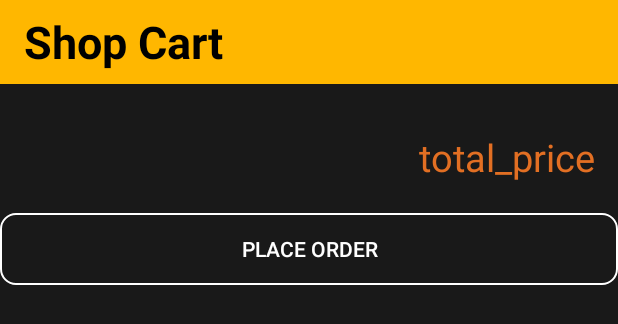
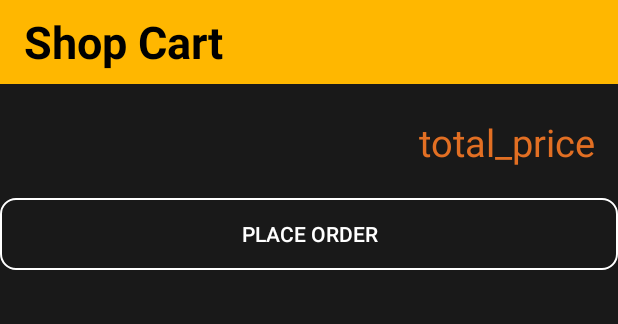
Before and after one commit to uan09/App, an Android app: the layout fragment_cart.xml on its own in the app's theme, with its tools: preview values and no code run, on a phone screen of 412 x 824 dp. Shown: the top 324 px of the screen. Run offline under Robolectric (Android 15) with nearby library versions, the phone set to English and light mode, and no system bars; Roboto replaces fonts that are not available here.

Commit message:
initial commit

```diff
--- a/app/src/main/res/layout/activity_user_product_display.xml
+++ b/app/src/main/res/layout/activity_user_product_display.xml
@@ -4,7 +4,7 @@
     android:layout_width="match_parent"
     android:layout_height="wrap_content"
     xmlns:app="http://schemas.android.com/apk/res-auto"
-    tools:context=".Retail_DisplayProductActivity">
+    tools:context=".User_DisplayProductActivity">
 
     <LinearLayout
         android:layout_width="match_parent"
@@ -132,6 +132,7 @@
                     android:hint="Input Quantity"
                     android:textSize="25dp"
                     android:text="1"
+                    android:textColor="@color/white"
                     android:textColorHint="@color/white"
                     android:textStyle="bold"
                     android:required="true"/>
--- a/app/src/main/res/layout/fragment_cart.xml
+++ b/app/src/main/res/layout/fragment_cart.xml
@@ -34,12 +34,20 @@
             android:layout_alignParentTop="true" />
         </androidx.appcompat.widget.Toolbar>
     </LinearLayout>
-
+    <ScrollView
+        android:layout_width="match_parent"
+        android:layout_height="match_parent"
+        app:layout_constraintBottom_toBottomOf="parent"
+        app:layout_constraintEnd_toEndOf="parent"
+        app:layout_constraintHorizontal_bias="0.0"
+        app:layout_constraintStart_toStartOf="parent"
+        app:layout_constraintTop_toTopOf="parent"
+        app:layout_constraintVertical_bias="0.0"
+        android:layout_below="@+id/text_layout">
     <LinearLayout
         android:layout_width="match_parent"
         android:layout_height="wrap_content"
-        android:orientation="vertical"
-        android:layout_below="@+id/text_layout">
+        android:orientation="vertical">
         <androidx.recyclerview.widget.RecyclerView
             android:id="@+id/cart_recycler_view"
             android:layout_width="match_parent"
@@ -55,7 +63,7 @@
             android:layout_width="wrap_content"
             android:layout_height="wrap_content"
             android:layout_weight="1"
-            android:layout_marginTop="15dp"
+            android:layout_marginTop="5dp"
             android:layout_marginEnd="15dp"
             android:layout_marginBottom="20dp"
             android:textColor="@color/orange"
@@ -71,6 +79,8 @@
             android:text="PLACE ORDER"
             android:textColor="@color/white"
             android:background="@drawable/custom_button"
+            android:layout_marginBottom="10dp"
             android:layout_alignParentBottom="true" />
     </LinearLayout>
+    </ScrollView>
 </RelativeLayout>
--- a/build.gradle
+++ b/build.gradle
@@ -1,12 +1,15 @@
 // Top-level build file where you can add configuration options common to all sub-projects/modules.
 buildscript {
+    ext {
+        agp_version = '7.4.2'
+    }
     repositories {
         google()
         mavenCentral()
 
     }
     dependencies {
-        classpath 'com.android.tools.build:gradle:7.4.2'
+        classpath "com.android.tools.build:gradle:7.4.2"
         classpath 'com.google.gms:google-services:4.3.15'
         classpath 'org.jetbrains.kotlin:kotlin-gradle-plugin:1.7.20'
 
```
Also changed, not shown: app/src/main/java/com/example/app/User_DisplayProductActivity.java (+13 -51 lines), gradle/wrapper/gradle-wrapper.properties.
